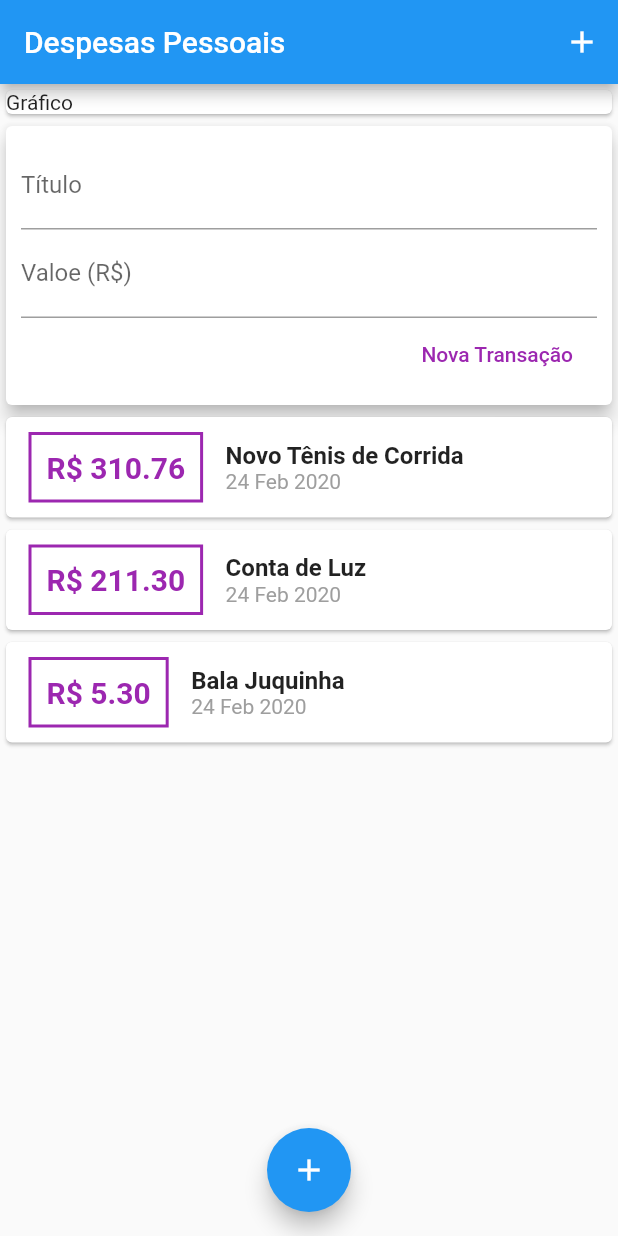
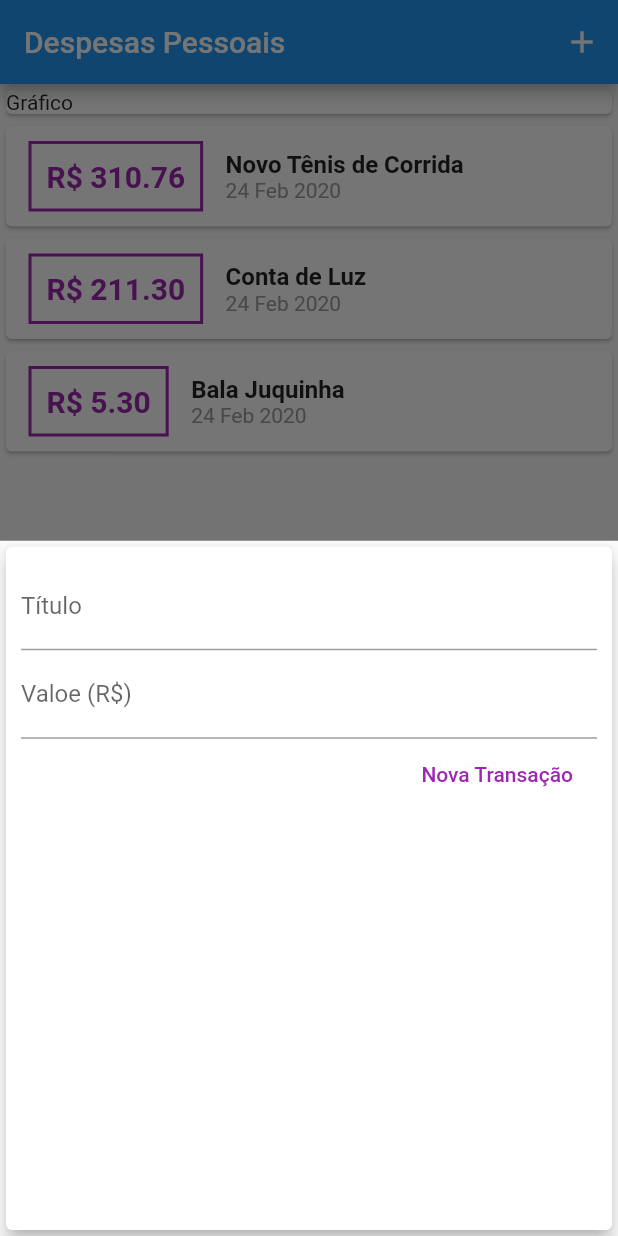
Before and after one commit to wandealves/despesas_pessoal, a Flutter app: the screen it shows after launch, after a tap on the "add" icon, on a phone screen of 412 x 824 dp. Run offline on Flutter 3.47's test engine with Material 2 defaults, Android fonts, the phone set to English and light mode, and no system bars.

Commit message:
Refatorando formulário

```diff
--- a/expenses/lib/components/transaction_form.dart
+++ b/expenses/lib/components/transaction_form.dart
@@ -1,11 +1,18 @@
 import 'package:flutter/material.dart';
 
-class TransactionForm extends StatelessWidget {
-  final titleController = TextEditingController();
-  final valueController = TextEditingController();
+class TransactionForm extends StatefulWidget {
   final void Function(String, double) onSubmit;
 
   TransactionForm(this.onSubmit);
+
+  @override
+  _TransactionFormState createState() => _TransactionFormState();
+}
+
+class _TransactionFormState extends State<TransactionForm> {
+  final titleController = TextEditingController();
+
+  final valueController = TextEditingController();
 
   _submitForm() {
     final title = titleController.text;
@@ -15,7 +22,7 @@ class TransactionForm extends StatelessWidget {
       return;
     }
 
-    onSubmit(title, value);
+    widget.onSubmit(title, value);
   }
 
   @override
--- a/expenses/lib/components/transaction_user.dart
+++ /dev/null
@@ -1,57 +0,0 @@
-import 'dart:math';
-
-import 'package:flutter/material.dart';
-import 'package:expenses/models/transaction.dart';
-import 'transaction_form.dart';
-import 'transaction_list.dart';
-
-class TransactionUser extends StatefulWidget {
-  @override
-  _TransactionUserState createState() => _TransactionUserState();
-}
-
-class _TransactionUserState extends State<TransactionUser> {
-  final _transactions = [
-    Transaction(
-      id: 't1',
-      title: 'Novo Tênis de Corrida',
-      value: 310.76,
-      date: DateTime.now(),
-    ),
-    Transaction(
-      id: 't2',
-      title: 'Conta de Luz',
-      value: 211.30,
-      date: DateTime.now(),
-    ),
-    Transaction(
-      id: 't3',
-      title: 'Bala Juquinha',
-      value: 5.30,
-      date: DateTime.now(),
-    ),
-  ];
-
-  _addTransaction(String title, double value) {
-    final newTransaction = Transaction(
-      id: Random().nextDouble().toString(),
-      title: title,
-      value: value,
-      date: DateTime.now(),
-    );
-
-    setState(() {
-      _transactions.add(newTransaction);
-    });
-  }
-
-  @override
-  Widget build(BuildContext context) {
-    return Column(
-      children: <Widget>[
-        TransactionForm(_addTransaction),
-        TransactionList(_transactions),
-      ],
-    );
-  }
-}
--- a/expenses/lib/main.dart
+++ b/expenses/lib/main.dart
@@ -1,6 +1,9 @@
 import 'package:flutter/material.dart';
+import 'dart:math';
 
-import 'components/transaction_user.dart';
+import 'components/transaction_list.dart';
+import 'components/transaction_form.dart';
+import 'models/transaction.dart';
 
 main() => runApp(ExpensesApp());
 
@@ -13,7 +16,55 @@ class ExpensesApp extends StatelessWidget {
   }
 }
 
-class MyHomePage extends StatelessWidget {
+class MyHomePage extends StatefulWidget {
+  @override
+  _MyHomePageState createState() => _MyHomePageState();
+}
+
+class _MyHomePageState extends State<MyHomePage> {
+  final _transactions = [
+    Transaction(
+      id: 't1',
+      title: 'Novo Tênis de Corrida',
+      value: 310.76,
+      date: DateTime.now(),
+    ),
+    Transaction(
+      id: 't2',
+      title: 'Conta de Luz',
+      value: 211.30,
+      date: DateTime.now(),
+    ),
+    Transaction(
+      id: 't3',
+      title: 'Bala Juquinha',
+      value: 5.30,
+      date: DateTime.now(),
+    ),
+  ];
+
+  _addTransaction(String title, double value) {
+    final newTransaction = Transaction(
+      id: Random().nextDouble().toString(),
+      title: title,
+      value: value,
+      date: DateTime.now(),
+    );
+
+    setState(() {
+      _transactions.add(newTransaction);
+    });
+  }
+
+  _openTransactionFormModal(BuildContext context) {
+    showModalBottomSheet(
+      context: context,
+      builder: (_) {
+        return TransactionForm(_addTransaction);
+      },
+    );
+  }
+
   @override
   Widget build(BuildContext context) {
     return Scaffold(
@@ -22,7 +73,7 @@ class MyHomePage extends StatelessWidget {
         actions: <Widget>[
           IconButton(
             icon: Icon(Icons.add),
-            onPressed: () {},
+            onPressed: () => _openTransactionFormModal(context),
           ),
         ],
       ),
@@ -35,13 +86,13 @@ class MyHomePage extends StatelessWidget {
                 child: Text('Gráfico'),
               ),
             ),
-            TransactionUser(),
+            TransactionList(_transactions),
           ],
         ),
       ),
       floatingActionButton: FloatingActionButton(
         child: Icon(Icons.add),
-        onPressed: () {},
+        onPressed: () => _openTransactionFormModal(context),
       ),
       floatingActionButtonLocation: FloatingActionButtonLocation.centerFloat,
     );
```
